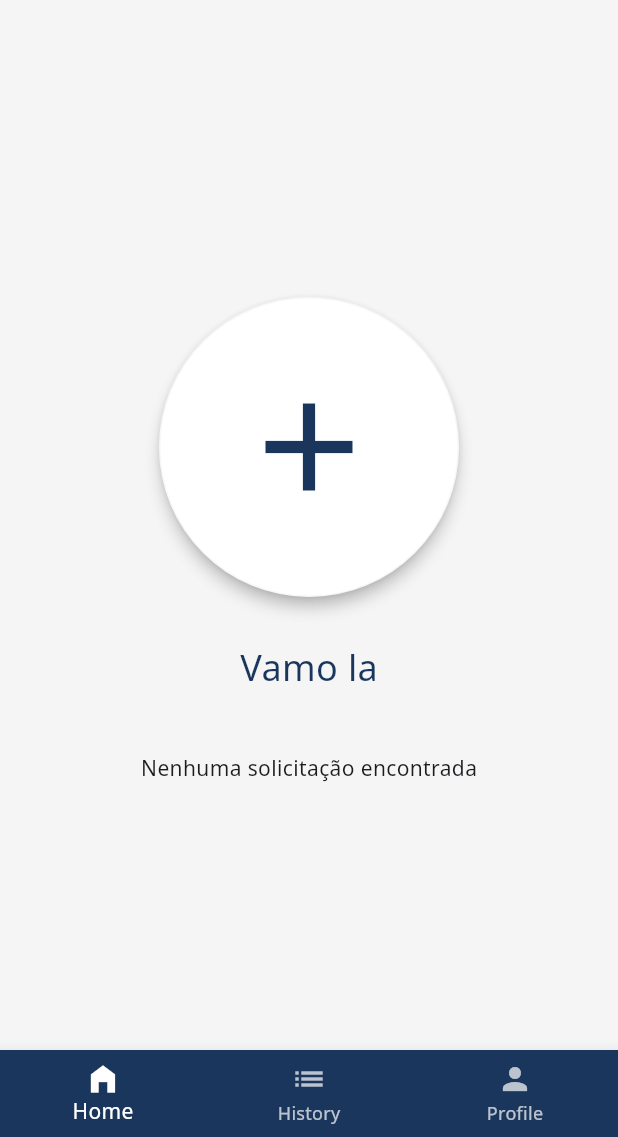
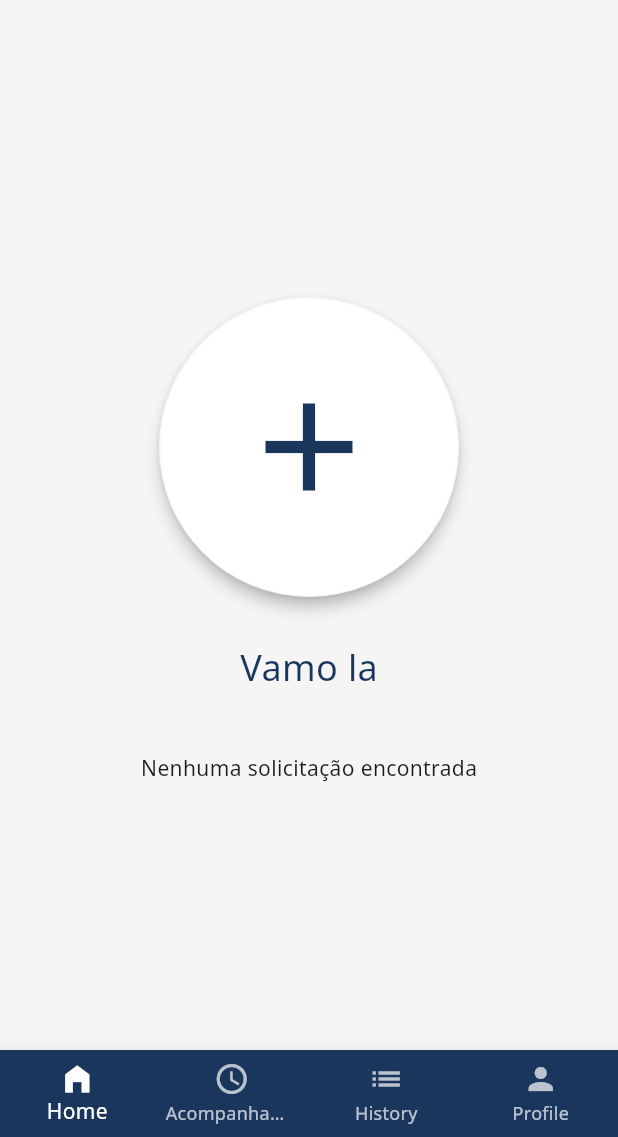
Before and after one commit to Inteli-College/2024-1B-T02-EC10-G01, a Flutter app: the PharmacyHomePage screen opened by its route, on a phone screen of 412 x 824 dp, the part 99-1236 px from its top. Run offline on Flutter 3.47's test engine with Material 3 defaults, Android fonts, the phone set to English and light mode, and no system bars; our stand-ins replace firebase_core, firebase_messaging, flutter_mobx, flutter_secure_storage, font_awesome_flutter, google_fonts and 1 more; missing offline and left inert: mobile_scanner; accounts and stored records are empty; generated files the repository leaves out were written again; network calls fail.

Commit message:
feat: pharmacy feature

```diff
--- a/src/mobile/lib/views/pharmacy_flow/pharmacy_home_page.dart
+++ b/src/mobile/lib/views/pharmacy_flow/pharmacy_home_page.dart
@@ -1,6 +1,7 @@
 import 'dart:ui';
 import 'package:asky/widgets/bottom_bar.dart';
 import 'package:asky/widgets/home_nurse_body.dart';
+import 'package:asky/widgets/pharmacy_flow_widgets/pharmacy_bottom_bar.dart';
 import 'package:asky/widgets/pharmacy_flow_widgets/pharmacy_home_page_body.dart';
 import 'package:flutter/cupertino.dart';
 import 'package:flutter/material.dart';
@@ -48,7 +49,7 @@ class _PharmacyHomePageState extends State<PharmacyHomePage> {
       body: Center(
         child: _widgetOptions.elementAt(_selectedIndex), // Displaying the widget based on selected index
       ),
-      bottomNavigationBar: CustomBottomNavigationBar(
+      bottomNavigationBar: PharmacyCustomBottomNavigationBar(
         selectedIndex: _selectedIndex,
         onTabChange: (int index) {
           print('Index: $index');
--- /dev/null
+++ b/src/mobile/lib/widgets/pharmacy_flow_widgets/pharmacy_bottom_bar.dart
@@ -0,0 +1,49 @@
+import 'package:asky/constants.dart';
+import 'package:flutter/material.dart';
+
+class PharmacyCustomBottomNavigationBar extends StatefulWidget {
+  final int selectedIndex;
+  final Function(int) onTabChange;
+
+  const PharmacyCustomBottomNavigationBar({
+    Key? key,
+    required this.selectedIndex,
+    required this.onTabChange,
+  }) : super(key: key);
+
+  @override
+  _PharmacyCustomBottomNavigationBarState createState() => _PharmacyCustomBottomNavigationBarState();
+}
+
+class _PharmacyCustomBottomNavigationBarState extends State<PharmacyCustomBottomNavigationBar> {
+  @override
+  Widget build(BuildContext context) {
+    return BottomNavigationBar(
+      backgroundColor: Constants.askyBlue,
+      selectedItemColor: Colors.white,
+      unselectedItemColor: Colors.white70,
+      type: BottomNavigationBarType.fixed,
+      items: const [
+        BottomNavigationBarItem(
+          icon: Icon(Icons.home_filled),
+          label: 'Home',
+        ),
+        BottomNavigationBarItem(
+          icon: Icon(Icons.access_time),
+          label: 'Acompanhamento'
+        ),
+        BottomNavigationBarItem(
+          icon: Icon(Icons.list),
+          label: 'History',
+        ),
+        BottomNavigationBarItem(
+          icon: Icon(Icons.person),
+          label: 'Profile',
+        ),
+
+      ],
+      currentIndex: widget.selectedIndex,
+      onTap: widget.onTabChange,
+    );
+  }
+}
```
Also changed, not shown: src/mobile/lib/widgets/pharmacy_flow_widgets/accept_solicitation_card.dart (added).
